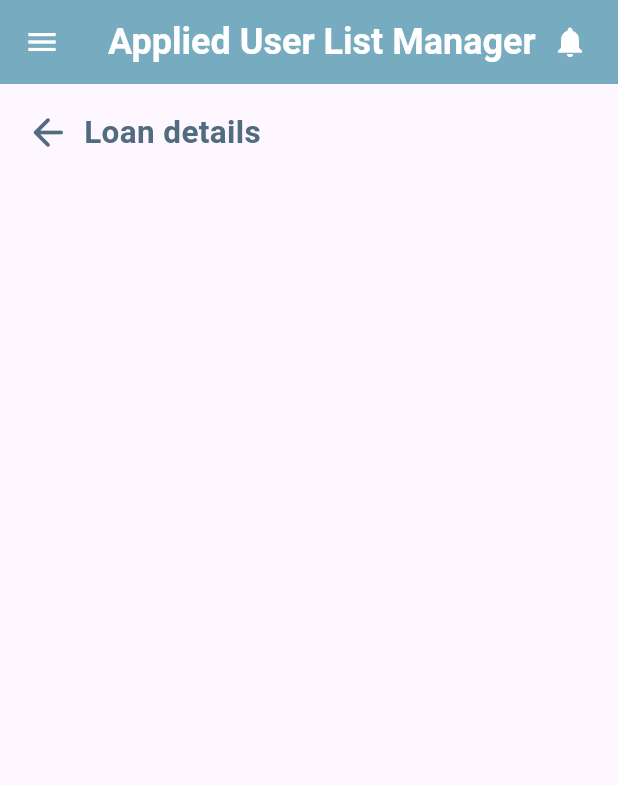
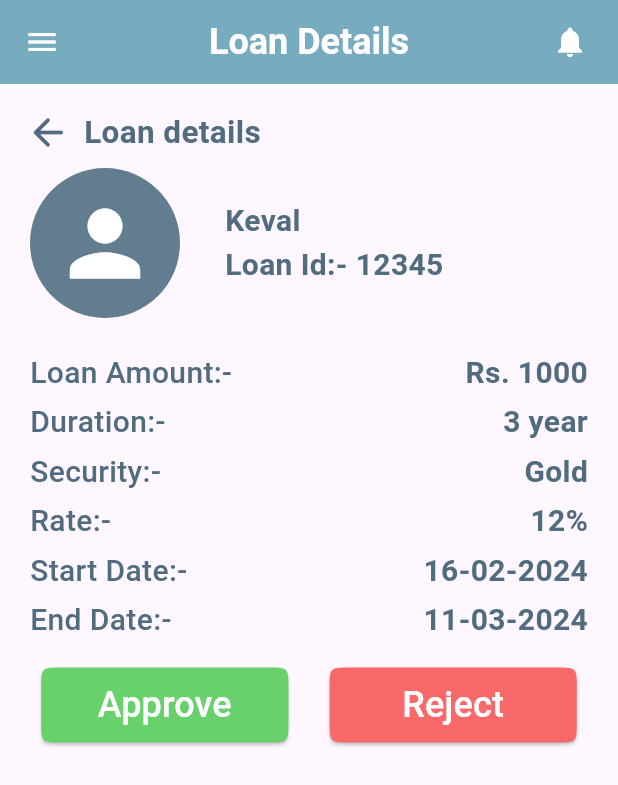
Before and after one commit to KevalKThumar/VISANKA-TECHNOLOGIES-, a Flutter app: the ApproveReject screen opened by its route, on a phone screen of 412 x 824 dp. Shown: the top 785 px of the screen. Run offline on Flutter 3.47's test engine with Material 3 defaults, Android fonts, the phone set to English and light mode, and no system bars; our stand-ins replace font_awesome_flutter; Roboto replaces fonts that are missing (Outfit).

Commit message:
DAY-12 update loanScreen

```diff
--- a/lib/screen/managerScreen/addRemoveSalesExe/add_salesexe_screen.dart
+++ b/lib/screen/managerScreen/addRemoveSalesExe/add_salesexe_screen.dart
@@ -43,7 +43,7 @@ class _ManagerAddSalesExecutiveState extends State<ManagerAddSalesExecutive> {
     return Scaffold(
       appBar: AppBar(
         title: const TextWidget(
-          title: "Sales Executive Manager",
+          title: "Sales Executive",
           fontSize: 24,
           fontWeight: FontWeight.w600,
           color: Colors.white,
--- a/lib/screen/managerScreen/addRemoveSalesExe/detail_salesexe_screen.dart
+++ b/lib/screen/managerScreen/addRemoveSalesExe/detail_salesexe_screen.dart
@@ -9,7 +9,7 @@ class SalesExecutiveRemoveRestict extends StatelessWidget {
     return Scaffold(
       appBar: AppBar(
         title: const TextWidget(
-          title: "Sales Executive Manager",
+          title: "Sales Executive",
           fontSize: 24,
           fontWeight: FontWeight.w600,
           color: Colors.white,
--- a/lib/screen/managerScreen/addRemoveSalesExe/list_salesexe_screen.dart
+++ b/lib/screen/managerScreen/addRemoveSalesExe/list_salesexe_screen.dart
@@ -15,7 +15,7 @@ class _ListOfSelesExecutiveState extends State<ListOfSelesExecutive> {
     return Scaffold(
       appBar: AppBar(
         title: const TextWidget(
-          title: "Sales Executive Manager",
+          title: "Sales Executive",
           fontSize: 24,
           fontWeight: FontWeight.w600,
           color: Colors.white,
--- a/lib/screen/managerScreen/manageLoan/approve_reject_screen.dart
+++ b/lib/screen/managerScreen/manageLoan/approve_reject_screen.dart
@@ -8,7 +8,7 @@ class ApproveReject extends StatelessWidget {
     return Scaffold(
       appBar: AppBar(
         title: const TextWidget(
-          title: "Applied User List Manager",
+          title: "Loan Details",
           fontSize: 24,
           fontWeight: FontWeight.w600,
           color: Colors.white,
@@ -37,7 +37,8 @@ class ApproveReject extends StatelessWidget {
           size: 24,
         ),
       ),
-      body: Column(children: [
+      body: Column(
+        children: [
           Padding(
             padding: const EdgeInsets.only(left: 8.0, right: 8, top: 8),
             child: Row(
@@ -60,8 +61,120 @@ class ApproveReject extends StatelessWidget {
               ],
             ),
           ),
-        //
-      ]),
+          const Row(
+            mainAxisAlignment: MainAxisAlignment.start,
+            children: [
+              SizedBox(width: 20),
+
+              // Logo
+              CircleAvatar(
+                radius: 50,
+                backgroundColor: FinappColor.userDpColor,
+                child: Icon(
+                  Icons.person,
+                  color: Colors.white,
+                  size: 70,
+                ),
+              ),
+              SizedBox(width: 30),
+
+              // title
+              Column(
+                mainAxisAlignment: MainAxisAlignment.start,
+                crossAxisAlignment: CrossAxisAlignment.start,
+                children: [
+                  // name of sender / receiver
+                  TextWidget(
+                    title: "Keval",
+                    fontSize: 20,
+                    fontWeight: FontWeight.w600,
+                  ),
+                  // id
+                  TextWidget(
+                    title: "Loan Id:- 12345",
+                    fontSize: 20,
+                    fontWeight: FontWeight.w600,
+                  ),
+                ],
+              ),
+              // Price
+            ],
+          ),
+
+          // name
+
+          const SizedBox(height: 20),
+
+          const Padding(
+            padding: EdgeInsets.symmetric(horizontal: 20.0, vertical: 2),
+            child: TextNumberRow(
+              left: "Loan Amount:-",
+              right: "Rs. 1000",
+            ),
+          ),
+          const Padding(
+            padding: EdgeInsets.symmetric(horizontal: 20.0, vertical: 2),
+            child: TextNumberRow(
+              left: "Duration:-",
+              right: "3 year",
+            ),
+          ),
+          const Padding(
+            padding: EdgeInsets.symmetric(horizontal: 20.0, vertical: 2),
+            child: TextNumberRow(
+              left: "Security:-",
+              right: "Gold",
+            ),
+          ),
+          const Padding(
+            padding: EdgeInsets.symmetric(horizontal: 20.0, vertical: 2),
+            child: TextNumberRow(
+              left: "Rate:-",
+              right: "12%",
+            ),
+          ),
+          const Padding(
+            padding: EdgeInsets.symmetric(horizontal: 20.0, vertical: 2),
+            child: TextNumberRow(
+              left: "Start Date:-",
+              right: "16-02-2024",
+            ),
+          ),
+          const Padding(
+            padding: EdgeInsets.symmetric(horizontal: 20.0, vertical: 2),
+            child: TextNumberRow(
+              left: "End Date:-",
+              right: "11-03-2024",
+            ),
+          ),
+
+          const SizedBox(
+            height: 15,
+          ),
+
+          Row(
+            mainAxisAlignment: MainAxisAlignment.spaceEvenly,
+            children: [
+              elevatedButton(
+                backgroundColor: FinappColor.successColor,
+                "Approve",
+                () {},
+                MediaQuery.of(context).size.width * 0.4,
+                50,
+                Colors.white,
+              ),
+              elevatedButton(
+                "Reject",
+                () {},
+                MediaQuery.of(context).size.width * 0.4,
+                50,
+                Colors.white,
+                backgroundColor: FinappColor.errorColor,
+              )
+            ],
+          )
+        ],
+      ),
     );
   }
 }
```
Also changed, not shown: lib/index.dart (+7 -0 lines), lib/routes/routes.dart (+2 -8 lines), lib/screen/managerScreen/manageLoan/applied_user_list_screen.dart (+40 -1 lines). Lines whose indentation alone changed are shown as unchanged.
